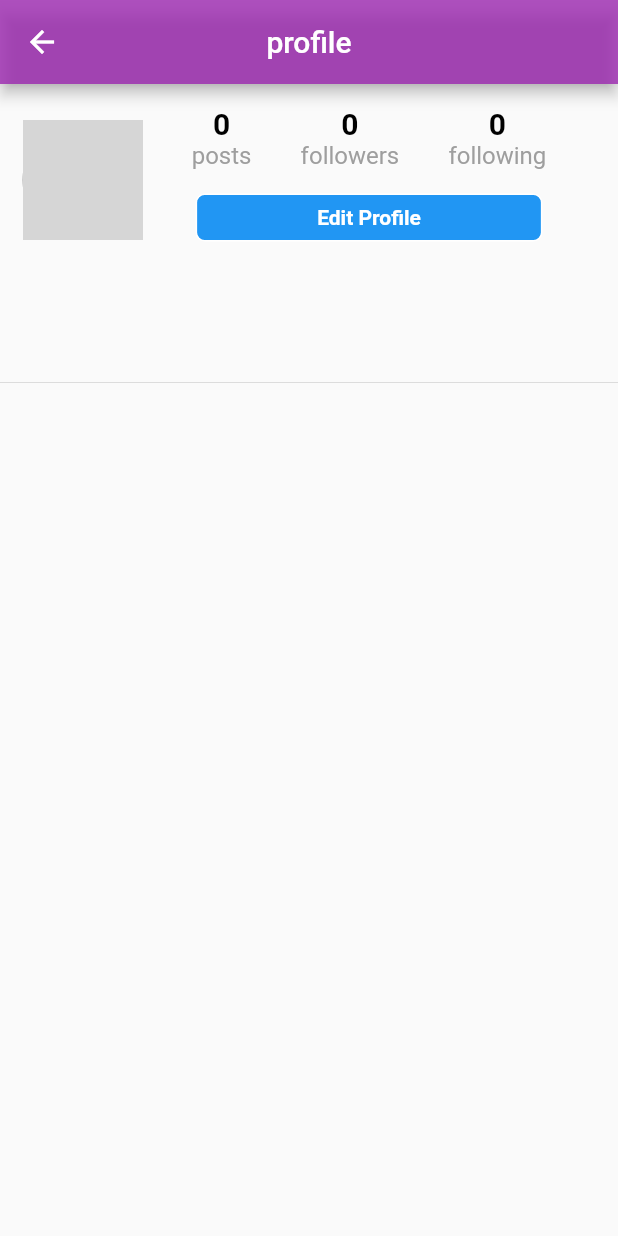
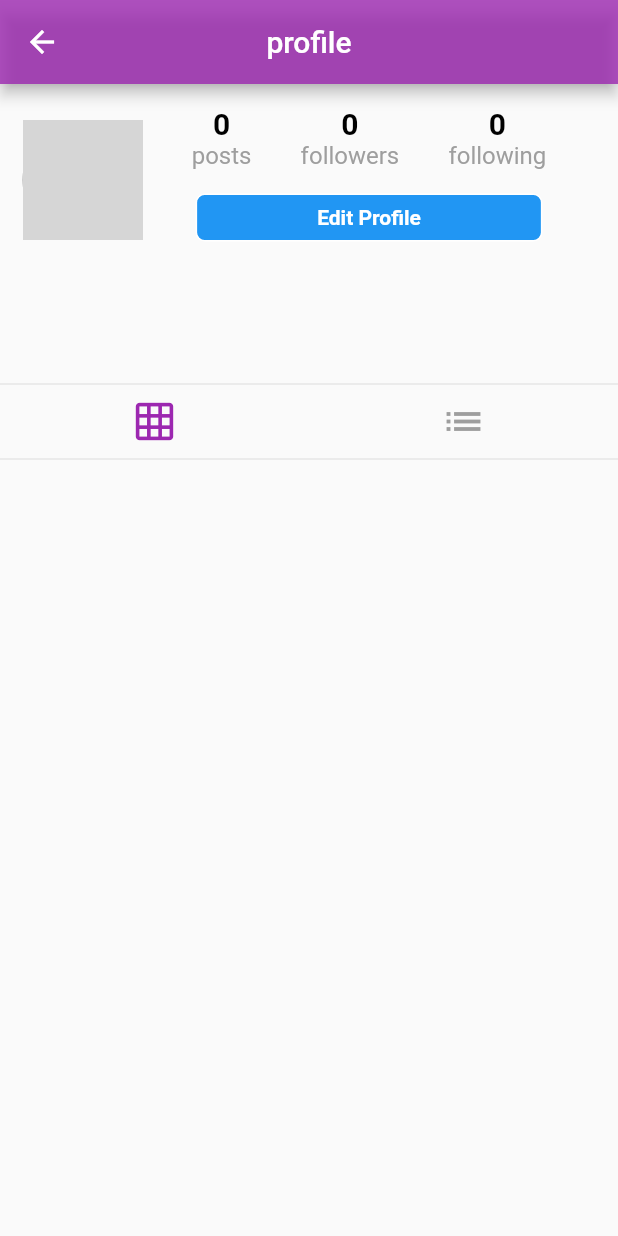
Before and after one commit to ponder2000/PonderGram, a Flutter app: the ProfilePage screen opened directly, on a phone screen of 412 x 824 dp. Run offline on Flutter 3.47's test engine with Material 2 defaults, Android fonts, the phone set to English and light mode, and no system bars; our stand-ins replace cached_network_image, cloud_firestore, firebase_core, firebase_storage, flutter_svg, google_sign_in and 1 more; accounts and stored records are empty; network calls fail; grey boxes are pictures that could not be loaded.

Commit message:
Added GridView and ListView both

```diff
--- a/lib/pages/post.dart
+++ b/lib/pages/post.dart
@@ -3,6 +3,7 @@ import 'package:cloud_firestore/cloud_firestore.dart';
 import 'package:flutter/material.dart';
 import 'package:pondergram/models/user.dart';
 import 'package:pondergram/pages/timeline.dart';
+import 'package:pondergram/widgets/custom_image.dart';
 import 'package:pondergram/widgets/loading.dart';
 
 class Post extends StatefulWidget {
@@ -108,7 +109,7 @@ class _PostState extends State<Post> {
       child: Stack(
         alignment: Alignment.center,
         children: [
-          Image.network(mediaUrl),
+          customCachedNetworkImage(mediaUrl),
         ],
       ),
     );
--- a/lib/pages/profile.dart
+++ b/lib/pages/profile.dart
@@ -5,6 +5,7 @@ import 'package:pondergram/models/user.dart';
 import 'package:pondergram/pages/post.dart';
 import 'package:pondergram/pages/timeline.dart';
 import 'package:pondergram/widgets/loading.dart';
+import 'package:pondergram/widgets/post_tile.dart';
 import 'package:pondergram/widgets/reusable_header.dart';
 import 'edit_profile.dart';
 import 'home.dart';
@@ -18,6 +19,7 @@ class ProfilePage extends StatefulWidget {
 
 class _ProfilePageState extends State<ProfilePage> {
   final String currentUserId = currentUser?.id;
+  bool gridOrientation = true;
   bool isLoading = false;
   int postCount = 0;
   List<Post> posts = [];
@@ -125,7 +127,7 @@ class _ProfilePageState extends State<ProfilePage> {
                           mainAxisAlignment: MainAxisAlignment.spaceEvenly,
                           mainAxisSize: MainAxisSize.max,
                           children: [
-                            buildCountCoulumn("posts", 0),
+                            buildCountCoulumn("posts", postCount),
                             buildCountCoulumn("followers", 0),
                             buildCountCoulumn("following", 0),
                           ],
@@ -202,8 +204,65 @@ class _ProfilePageState extends State<ProfilePage> {
 
   buildProfilePost() {
     if (isLoading) return circularProgress();
-    return Column(
-      children: posts,
+    List<GridTile> gridTileList = [];
+    posts.forEach((post) {
+      gridTileList.add(GridTile(
+          child: PostTile(
+        post: post,
+      )));
+    });
+    return gridOrientation
+        ? GridView.count(
+            crossAxisCount: 3,
+            childAspectRatio: 1.0,
+            mainAxisSpacing: 1.5,
+            crossAxisSpacing: 1.5,
+            shrinkWrap: true,
+            physics: NeverScrollableScrollPhysics(),
+            children: gridTileList,
+          )
+        : Column(
+            children: posts,
+          );
+  }
+
+  buildToggleOrientation() {
+    return Row(
+      mainAxisAlignment: MainAxisAlignment.spaceEvenly,
+      children: [
+        IconButton(
+          icon: Icon(
+            Icons.grid_on,
+            size: 30.0,
+          ),
+          color: gridOrientation ? Theme.of(context).primaryColor : Colors.grey,
+          onPressed: gridOrientation
+              ? () {}
+              : () {
+                  setState(() {
+                    gridOrientation = true;
+                  });
+                },
+        ),
+        Divider(
+          height: 2.0,
+          color: Colors.black,
+        ),
+        IconButton(
+          icon: Icon(
+            Icons.list,
+            size: 30.0,
+          ),
+          color: gridOrientation ? Colors.grey : Theme.of(context).primaryColor,
+          onPressed: gridOrientation
+              ? () {
+                  setState(() {
+                    gridOrientation = false;
+                  });
+                }
+              : () {},
+        ),
+      ],
     );
   }
 
@@ -214,9 +273,9 @@ class _ProfilePageState extends State<ProfilePage> {
       body: ListView(
         children: [
           buildProfileHeader(),
-          Divider(
-            height: 0.0,
-          ),
+          Divider(height: 2.0),
+          buildToggleOrientation(),
+          Divider(height: 2.0),
           buildProfilePost(),
         ],
       ),
```
